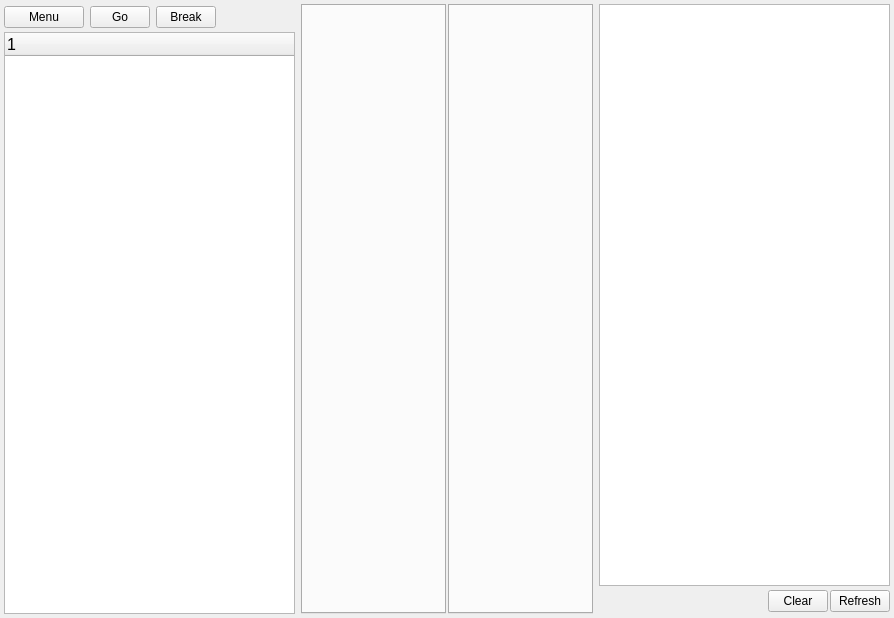
Above: src/mainwindow.ui from deszczowy/ny-coder before the change. Below: the same form after it.
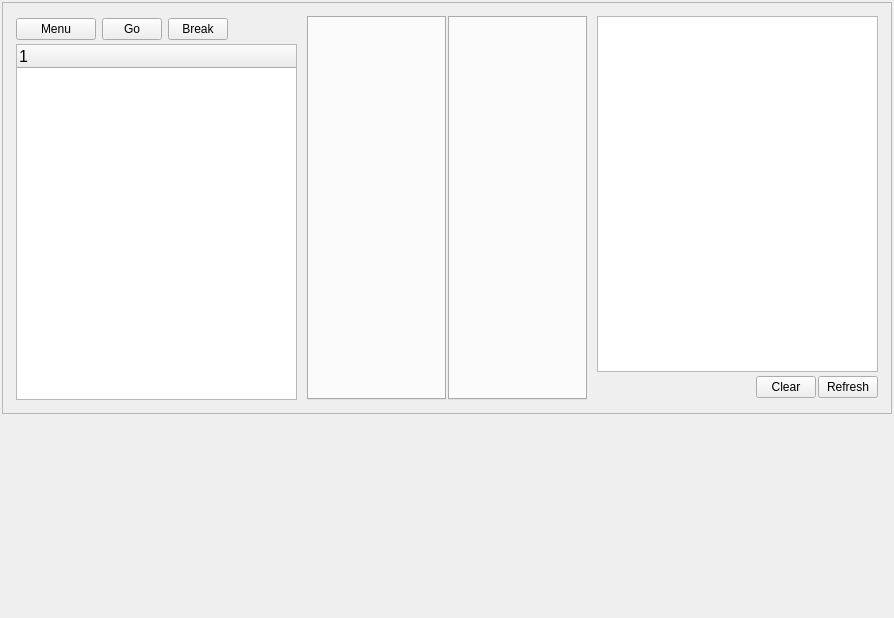
That is the form after the change.

The edit to the form file:
```diff
--- a/src/mainwindow.ui
+++ b/src/mainwindow.ui
@@ -20,22 +20,31 @@
    <property name="styleSheet">
     <string notr="true"/>
    </property>
+   <layout class="QVBoxLayout" name="verticalLayout_3">
+    <property name="spacing">
+     <number>2</number>
+    </property>
+    <property name="leftMargin">
+     <number>2</number>
+    </property>
+    <property name="topMargin">
+     <number>2</number>
+    </property>
+    <property name="rightMargin">
+     <number>2</number>
+    </property>
+    <property name="bottomMargin">
+     <number>2</number>
+    </property>
+    <item>
+     <widget class="QFrame" name="ideFrame">
+      <property name="frameShape">
+       <enum>QFrame::StyledPanel</enum>
+      </property>
+      <property name="frameShadow">
+       <enum>QFrame::Raised</enum>
+      </property>
    <layout class="QHBoxLayout" name="horizontalLayout">
-    <property name="spacing">
-     <number>2</number>
-    </property>
-    <property name="leftMargin">
-     <number>2</number>
-    </property>
-    <property name="topMargin">
-     <number>2</number>
-    </property>
-    <property name="rightMargin">
-     <number>2</number>
-    </property>
-    <property name="bottomMargin">
-     <number>2</number>
-    </property>
     <item>
      <widget class="QFrame" name="navigatorPane">
       <property name="maximumSize">
@@ -310,6 +319,19 @@
         </widget>
        </item>
       </layout>
+        </widget>
+       </item>
+      </layout>
+     </widget>
+    </item>
+    <item>
+     <widget class="QWidget" name="ploter" native="true">
+      <property name="minimumSize">
+       <size>
+        <width>100</width>
+        <height>200</height>
+       </size>
+      </property>
      </widget>
     </item>
    </layout>
```
Lines whose indentation alone changed are shown as unchanged.
